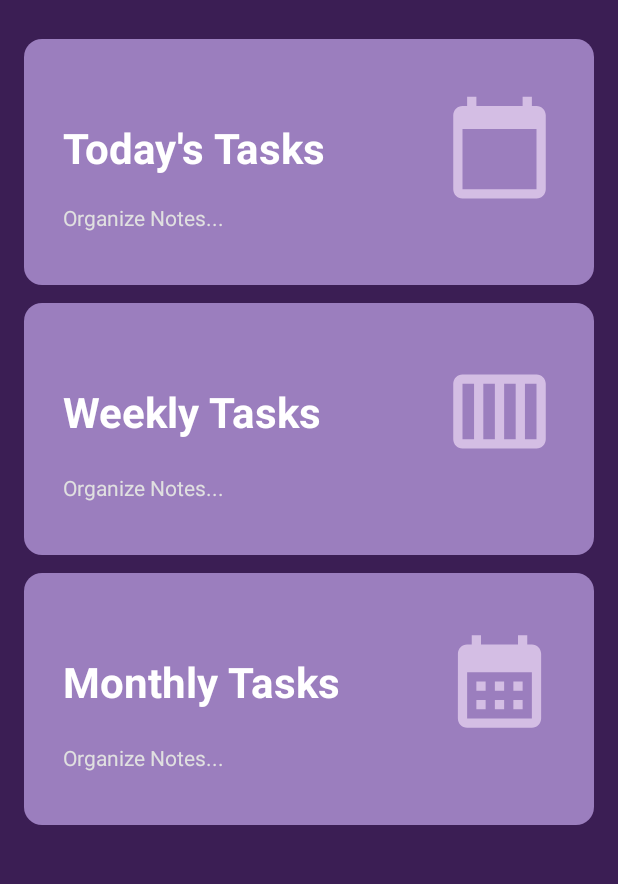
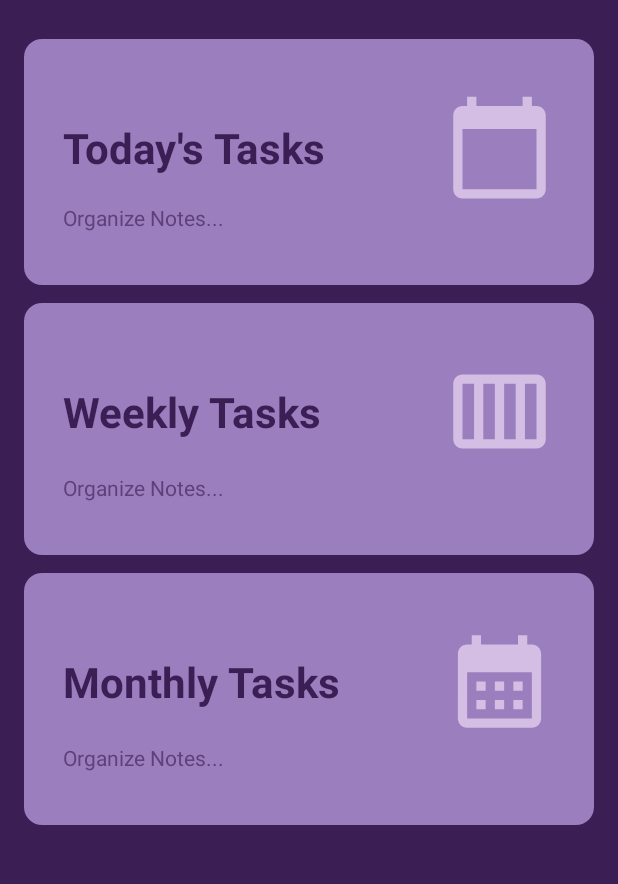
Before and after one commit to Poppy-git/TaskManagerApp, an Android app: the layout activity_main.xml on its own in the app's theme, with its tools: preview values and no code run, on a phone screen of 412 x 824 dp, the part 112-996 px from its top. Run offline under Robolectric (Android 15) with nearby library versions, the phone set to English and light mode, and no system bars.

Commit message:
Commit 3

```diff
--- a/app/src/main/res/layout/activity_main.xml
+++ b/app/src/main/res/layout/activity_main.xml
@@ -55,9 +55,9 @@
                 android:layout_height="wrap_content"
                 android:layout_weight="1"
                 android:text="Today's Tasks"
+                android:textColor="@color/bgColor"
                 android:textSize="28sp"
-                android:textStyle="bold"
-                android:textColor="#FFFFFF" />
+                android:textStyle="bold" />
 
             <ImageView
                 android:layout_width="74dp"
@@ -69,10 +69,10 @@
         <TextView
             android:layout_width="match_parent"
             android:layout_height="wrap_content"
+            android:layout_marginTop="0dp"
             android:text="Organize Notes..."
-            android:textSize="14sp"
-            android:textColor="#E0E0E0"
-            android:layout_marginTop="0dp" />
+            android:textColor="@color/terColor"
+            android:textSize="14sp" />
     </LinearLayout>
 
     <!-- Button for Weekly Tasks -->
@@ -101,9 +101,9 @@
                 android:layout_height="wrap_content"
                 android:layout_weight="1"
                 android:text="Weekly Tasks"
+                android:textColor="@color/bgColor"
                 android:textSize="28sp"
-                android:textStyle="bold"
-                android:textColor="#FFFFFF" />
+                android:textStyle="bold" />
 
             <ImageView
                 android:layout_width="74dp"
@@ -115,10 +115,10 @@
         <TextView
             android:layout_width="match_parent"
             android:layout_height="wrap_content"
+            android:layout_marginTop="4dp"
             android:text="Organize Notes..."
-            android:textSize="14sp"
-            android:textColor="#E0E0E0"
-            android:layout_marginTop="4dp" />
+            android:textColor="@color/terColor"
+            android:textSize="14sp" />
     </LinearLayout>
 
     <!-- Button for Monthly Tasks -->
@@ -146,9 +146,9 @@
                 android:layout_height="wrap_content"
                 android:layout_weight="1"
                 android:text="Monthly Tasks"
+                android:textColor="@color/bgColor"
                 android:textSize="28sp"
-                android:textStyle="bold"
-                android:textColor="#FFFFFF" />
+                android:textStyle="bold" />
 
             <ImageView
                 android:layout_width="74dp"
@@ -160,10 +160,10 @@
         <TextView
             android:layout_width="match_parent"
             android:layout_height="wrap_content"
+            android:layout_marginTop="4dp"
             android:text="Organize Notes..."
-            android:textSize="14sp"
-            android:textColor="#E0E0E0"
-            android:layout_marginTop="4dp" />
+            android:textColor="@color/terColor"
+            android:textSize="14sp" />
     </LinearLayout>
 
 </LinearLayout>
```
